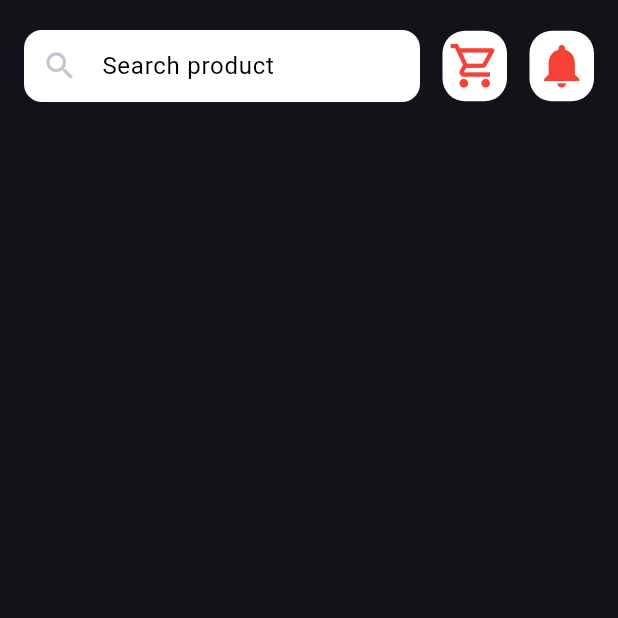
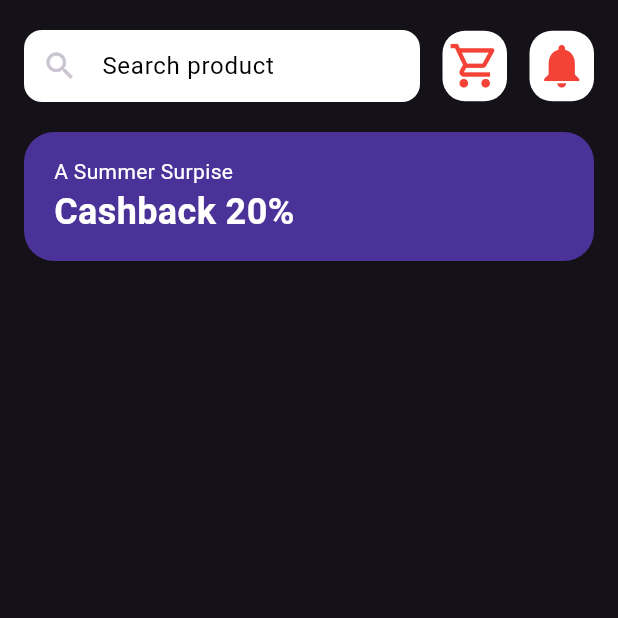
Before and after one commit to EbrahemHashem/shop_app, a Flutter app: the screen it shows after launch, on a phone screen of 412 x 824 dp, the top half of it. Run offline on Flutter 3.47's test engine with Material 3 defaults, Android fonts, the phone set to English and light mode, and no system bars.

Commit message:
banners section

```diff
--- /dev/null
+++ b/lib/features/home/presentation/views/widgets/banners/custom_home_banners.dart
@@ -0,0 +1,35 @@
+import 'package:flutter/material.dart';
+
+class CustomHomeBanners extends StatelessWidget {
+  const CustomHomeBanners({super.key});
+
+  @override
+  Widget build(BuildContext context) {
+    return Container(
+      width: double.infinity,
+      padding: const EdgeInsets.symmetric(
+        horizontal: 20,
+        vertical: 16,
+      ),
+      decoration: BoxDecoration(
+        color: const Color(0xFF4A3298),
+        borderRadius: BorderRadius.circular(20),
+      ),
+      child: const Text.rich(
+        TextSpan(
+          style: TextStyle(color: Colors.white),
+          children: [
+            TextSpan(text: "A Summer Surpise\n"),
+            TextSpan(
+              text: "Cashback 20%",
+              style: TextStyle(
+                fontSize: 24,
+                fontWeight: FontWeight.bold,
+              ),
+            ),
+          ],
+        ),
+      ),
+    );
+  }
+}
--- a/lib/features/home/presentation/views/widgets/home_view_body.dart
+++ b/lib/features/home/presentation/views/widgets/home_view_body.dart
@@ -1,4 +1,5 @@
 import 'package:flutter/material.dart';
+import 'package:shop_app/features/home/presentation/views/widgets/banners/custom_home_banners.dart';
 import 'package:shop_app/features/home/presentation/views/widgets/header/custom_home_header.dart';
 
 class HomeViewBody extends StatelessWidget {
@@ -11,10 +12,12 @@ class HomeViewBody extends StatelessWidget {
         padding: EdgeInsets.symmetric(horizontal: 16),
         child: Column(
           children: [
-            SizedBox(
-              height: 20,
-            ),
+            SizedBox(height: 20),
             CustomHomeHeader(),
+            SizedBox(height: 20),
+
+            CustomHomeBanners(),
+
             // DiscountBanner(),
             // PopularProducts(),
             // const SizedBox(height: 20),
```
Also changed, not shown: lib/features/home/presentation/views/home_view.dart (+0 -36 lines).
